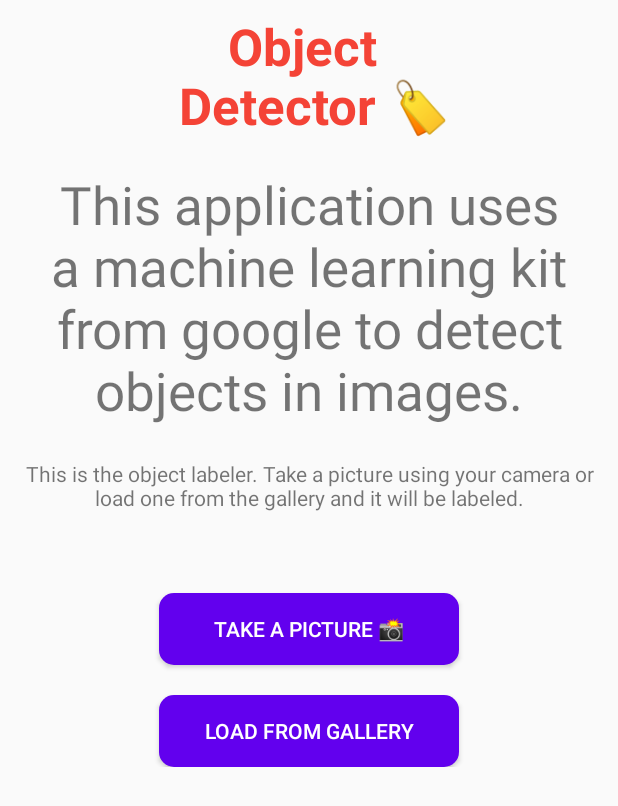
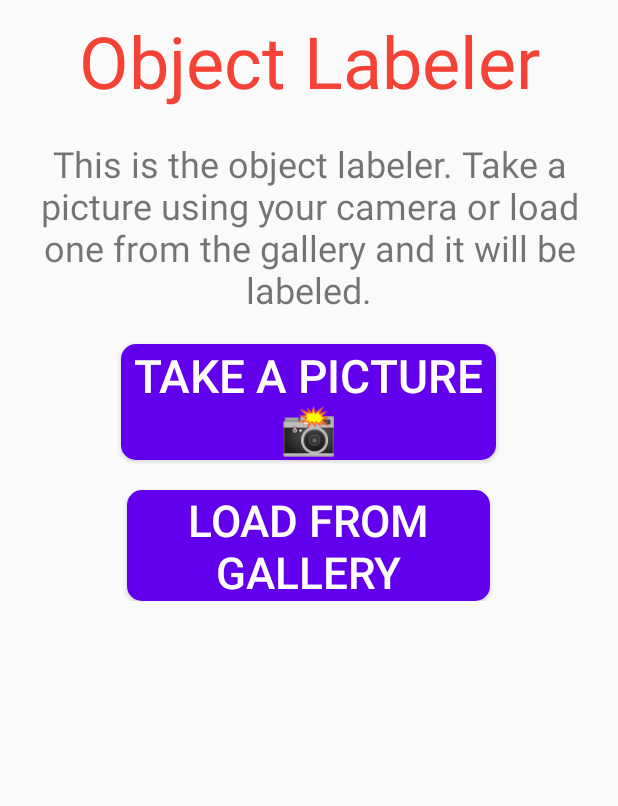
Before and after one commit to Giocaps-Uni/objectdetect, an Android app: the LabelerFragment screen opened through its navigation route, on a phone screen of 412 x 824 dp. Shown: the top 806 px of the screen. Run offline under Robolectric (Android 15) with nearby library versions, the phone set to English and light mode, and no system bars.

Commit message:
Made labeler fragment to fullscreen with a workaround

```diff
--- a/app/src/main/java/com/example/objectdetect/ButtonsFragment.java
+++ b/app/src/main/java/com/example/objectdetect/ButtonsFragment.java
@@ -10,6 +10,7 @@ import android.util.Log;
 import android.view.LayoutInflater;
 import android.view.View;
 import android.view.ViewGroup;
+import android.view.WindowManager;
 import android.widget.Button;
 
 /**
--- a/app/src/main/java/com/example/objectdetect/LabelerFragment.java
+++ b/app/src/main/java/com/example/objectdetect/LabelerFragment.java
@@ -1,18 +1,17 @@
 package com.example.objectdetect;
 
-import android.content.Intent;
 import android.os.Bundle;
 
 import androidx.annotation.NonNull;
+import androidx.core.view.ViewCompat;
 import androidx.fragment.app.Fragment;
-import androidx.navigation.Navigation;
-
-import android.provider.MediaStore;
-import android.util.Log;
 import android.view.LayoutInflater;
 import android.view.View;
 import android.view.ViewGroup;
+import android.view.WindowManager;
 import android.widget.Button;
+
+import java.util.Objects;
 
 /**
  * A simple {@link Fragment} subclass.
@@ -59,6 +58,8 @@ public class LabelerFragment extends Fragment {
             mParam1 = getArguments().getString(ARG_PARAM1);
             mParam2 = getArguments().getString(ARG_PARAM2);
         }
+        requireActivity().findViewById(R.id.app_title).setVisibility(View.GONE);
+        requireActivity().findViewById(R.id.app_explain).setVisibility(View.GONE);
     }
 
     @Override
@@ -77,5 +78,11 @@ public class LabelerFragment extends Fragment {
         //galleryButton.setOnClickListener(this);
     }
 
+    @Override
+    public void onDetach() {
+        super.onDetach();
+        requireActivity().findViewById(R.id.app_title).setVisibility(View.VISIBLE);
+        requireActivity().findViewById(R.id.app_explain).setVisibility(View.VISIBLE);
+    }
 
 }
--- a/app/src/main/java/com/example/objectdetect/MainActivity.java
+++ b/app/src/main/java/com/example/objectdetect/MainActivity.java
@@ -1,15 +1,10 @@
 package com.example.objectdetect;
 
 import androidx.appcompat.app.AppCompatActivity;
-import androidx.fragment.app.Fragment;
-import androidx.navigation.NavController;
-import androidx.navigation.fragment.NavHostFragment;
 
 import android.os.Bundle;
 
 public class MainActivity extends AppCompatActivity {
-    private NavController navController;
-    private NavHostFragment navHostFragment;
 
     @Override
     protected void onCreate(Bundle savedInstanceState) {
--- a/app/src/main/res/layout/fragment_buttons.xml
+++ b/app/src/main/res/layout/fragment_buttons.xml
@@ -11,6 +11,7 @@
         android:layout_width="300dp"
         android:layout_height="120dp"
         android:layout_gravity="center_horizontal"
+        android:autoSizeTextType="uniform"
         android:background="@drawable/buttons_style"
         android:text="@string/go_to_labeler"
         android:textColor="@color/white"
--- a/app/src/main/res/layout/fragment_labeler.xml
+++ b/app/src/main/res/layout/fragment_labeler.xml
@@ -8,32 +8,49 @@
     <LinearLayout
         android:layout_width="match_parent"
         android:layout_height="match_parent"
-        android:orientation="vertical">
+        android:orientation="vertical"
+        tools:ignore="UselessParent">
+
+        <TextView
+            android:id="@+id/fragmentLabelerTitle"
+            android:layout_width="match_parent"
+            android:layout_height="wrap_content"
+            android:layout_marginTop="20dp"
+            android:autoSizeTextType="uniform"
+            android:text="@string/fragment_labeler_title"
+            android:textAlignment="center"
+            android:textColor="#F44336"
+            android:textSize="48sp" />
 
         <TextView
             android:id="@+id/fragmentLabelerTextView"
             android:layout_width="match_parent"
-            android:layout_height="69dp"
+            android:layout_height="wrap_content"
             android:layout_marginHorizontal="10dp"
+            android:layout_marginTop="20dp"
+            android:autoSizeTextType="uniform"
             android:text="@string/fragment_labeler"
-            android:textAlignment="center" />
+            android:textAlignment="center"
+            android:textSize="24sp" />
 
         <Button
             android:id="@+id/labeler_camera_button"
-            android:layout_width="200dp"
-            android:layout_height="wrap_content"
+            android:layout_width="250dp"
+            android:layout_height="77dp"
             android:layout_gravity="center"
             android:layout_marginTop="20dp"
+            android:autoSizeTextType="uniform"
             android:background="@drawable/buttons_style"
             android:text="@string/labeler_camera_button_string"
             android:textColor="@color/white" />
 
         <Button
             android:id="@+id/labeler_gallery_button"
-            android:layout_width="200dp"
-            android:layout_height="wrap_content"
+            android:layout_width="242dp"
+            android:layout_height="74dp"
             android:layout_gravity="center_horizontal"
             android:layout_marginTop="20dp"
+            android:autoSizeTextType="uniform"
             android:background="@drawable/buttons_style"
             android:text="@string/labeler_gallery_button_string"
             android:textColor="@color/white" />
--- a/app/src/main/res/values/strings.xml
+++ b/app/src/main/res/values/strings.xml
@@ -8,6 +8,7 @@
     </string>
     <string name="go_to_labeler">Go to \n Labeler</string>
     <string name="close_button_string">Close App</string>
+    <string name="fragment_labeler_title">Object Labeler</string>
     <string name="fragment_labeler">
         This is the object labeler. Take a picture using your
         camera or load one from the gallery and it will be labeled.
```
Also changed, not shown: 1 other file.
